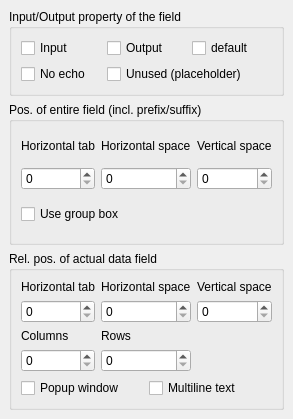
Before: the Qt Designer form lavape/src/LavaPE_UI/idd_iopage.ui in berkus/lavape, drawn with Qt 5.
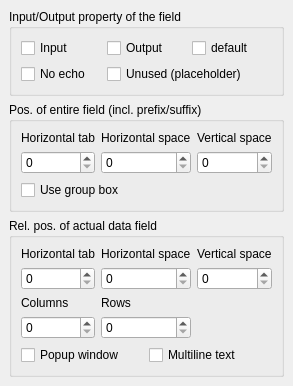
After: the same form once the commit is applied.

Commit message: dialog layouts fixed

```diff
--- a/lavape/src/LavaPE_UI/idd_iopage.ui
+++ b/lavape/src/LavaPE_UI/idd_iopage.ui
@@ -3,19 +3,17 @@
  <comment></comment>
  <exportmacro></exportmacro>
  <class>IDD_IOPage</class>
- <widget class="QWidget" name="IDD_IOPage" >
-  <property name="geometry" >
+ <widget class="QWidget" name="IDD_IOPage">
+  <property name="geometry">
    <rect>
     <x>0</x>
     <y>0</y>
-    <width>291</width>
-    <height>419</height>
+    <width>261</width>
+    <height>338</height>
    </rect>
   </property>
-  <property name="sizePolicy" >
-   <sizepolicy>
-    <hsizetype>7</hsizetype>
-    <vsizetype>7</vsizetype>
+  <property name="sizePolicy">
+   <sizepolicy hsizetype="Expanding" vsizetype="Expanding">
     <horstretch>0</horstretch>
     <verstretch>0</verstretch>
    </sizepolicy>
@@ -23,19 +21,17 @@
   <property name="windowTitle" >
    <string>IO+Layout</string>
   </property>
-  <layout class="QVBoxLayout" >
-   <property name="margin" >
+  <layout class="QGridLayout" name="gridLayout">
+   <property name="sizeConstraint">
+    <enum>QLayout::SetFixedSize</enum>
+   </property>
+   <property name="margin">
     <number>9</number>
    </property>
-   <property name="spacing" >
-    <number>6</number>
-   </property>
-   <item>
-    <widget class="QGroupBox" name="GroupBox_IDC_STATIC" >
-     <property name="sizePolicy" >
-      <sizepolicy>
-       <hsizetype>1</hsizetype>
-       <vsizetype>1</vsizetype>
+   <item row="0" column="0">
+    <widget class="QGroupBox" name="GroupBox_IDC_STATIC">
+     <property name="sizePolicy">
+      <sizepolicy hsizetype="Minimum" vsizetype="Minimum">
        <horstretch>0</horstretch>
        <verstretch>0</verstretch>
       </sizepolicy>
@@ -91,12 +87,10 @@
      </layout>
     </widget>
    </item>
-   <item>
-    <widget class="QGroupBox" name="GroupBox_IDC_STATIC1" >
-     <property name="sizePolicy" >
-      <sizepolicy>
-       <hsizetype>7</hsizetype>
-       <vsizetype>7</vsizetype>
+   <item row="1" column="0">
+    <widget class="QGroupBox" name="GroupBox_IDC_STATIC1">
+     <property name="sizePolicy">
+      <sizepolicy hsizetype="Expanding" vsizetype="Expanding">
        <horstretch>0</horstretch>
        <verstretch>0</verstretch>
       </sizepolicy>
@@ -107,40 +101,38 @@
      <property name="title" >
       <string>Pos. of entire field (incl. prefix/suffix)</string>
      </property>
-     <layout class="QGridLayout" >
-      <property name="margin" >
+     <layout class="QGridLayout">
+      <property name="margin">
        <number>9</number>
       </property>
       <property name="spacing" >
        <number>6</number>
       </property>
-      <item row="2" column="0" colspan="2" >
-       <widget class="QCheckBox" name="groupbox" >
-        <property name="text" >
+      <item row="2" column="0" colspan="2">
+       <widget class="QCheckBox" name="groupbox">
+        <property name="text">
          <string>Use group box</string>
         </property>
        </widget>
       </item>
-      <item row="1" column="2" >
-       <widget class="QSpinBox" name="FVSpaceSPIN" >
-        <property name="focusPolicy" >
+      <item row="1" column="2">
+       <widget class="QSpinBox" name="FVSpaceSPIN">
+        <property name="focusPolicy">
          <enum>Qt::NoFocus</enum>
         </property>
        </widget>
       </item>
-      <item row="1" column="1" >
-       <widget class="QSpinBox" name="FHSpaceSPIN" >
-        <property name="focusPolicy" >
+      <item row="1" column="1">
+       <widget class="QSpinBox" name="FHSpaceSPIN">
+        <property name="focusPolicy">
          <enum>Qt::NoFocus</enum>
         </property>
        </widget>
       </item>
-      <item row="0" column="2" >
-       <widget class="QLabel" name="Label_IDC_STATIC4" >
-        <property name="sizePolicy" >
-         <sizepolicy>
-          <hsizetype>5</hsizetype>
-          <vsizetype>0</vsizetype>
+      <item row="0" column="2">
+       <widget class="QLabel" name="Label_IDC_STATIC4">
+        <property name="sizePolicy">
+         <sizepolicy hsizetype="Preferred" vsizetype="Fixed">
           <horstretch>0</horstretch>
           <verstretch>0</verstretch>
          </sizepolicy>
@@ -156,12 +148,10 @@
         </property>
        </widget>
       </item>
-      <item row="0" column="1" >
-       <widget class="QLabel" name="Label_IDC_STATIC3" >
-        <property name="sizePolicy" >
-         <sizepolicy>
-          <hsizetype>5</hsizetype>
-          <vsizetype>0</vsizetype>
+      <item row="0" column="1">
+       <widget class="QLabel" name="Label_IDC_STATIC3">
+        <property name="sizePolicy">
+         <sizepolicy hsizetype="Preferred" vsizetype="Fixed">
           <horstretch>0</horstretch>
           <verstretch>0</verstretch>
          </sizepolicy>
@@ -177,12 +167,10 @@
         </property>
        </widget>
       </item>
-      <item row="0" column="0" >
-       <widget class="QLabel" name="Label_IDC_STATIC2" >
-        <property name="sizePolicy" >
-         <sizepolicy>
-          <hsizetype>5</hsizetype>
-          <vsizetype>0</vsizetype>
+      <item row="0" column="0">
+       <widget class="QLabel" name="Label_IDC_STATIC2">
+        <property name="sizePolicy">
+         <sizepolicy hsizetype="Preferred" vsizetype="Fixed">
           <horstretch>0</horstretch>
           <verstretch>0</verstretch>
          </sizepolicy>
@@ -198,9 +186,9 @@
         </property>
        </widget>
       </item>
-      <item row="1" column="0" >
-       <widget class="QSpinBox" name="FHTabSPIN" >
-        <property name="focusPolicy" >
+      <item row="1" column="0">
+       <widget class="QSpinBox" name="FHTabSPIN">
+        <property name="focusPolicy">
          <enum>Qt::NoFocus</enum>
         </property>
        </widget>
@@ -208,12 +196,10 @@
      </layout>
     </widget>
    </item>
-   <item>
-    <widget class="QGroupBox" name="GroupBox_IDC_STATIC2" >
-     <property name="sizePolicy" >
-      <sizepolicy>
-       <hsizetype>7</hsizetype>
-       <vsizetype>7</vsizetype>
+   <item row="2" column="0">
+    <widget class="QGroupBox" name="GroupBox_IDC_STATIC2">
+     <property name="sizePolicy">
+      <sizepolicy hsizetype="Expanding" vsizetype="Expanding">
        <horstretch>0</horstretch>
        <verstretch>0</verstretch>
       </sizepolicy>
@@ -224,40 +210,38 @@
      <property name="title" >
       <string>Rel. pos. of actual data field</string>
      </property>
-     <layout class="QGridLayout" >
-      <property name="margin" >
+     <layout class="QGridLayout">
+      <property name="margin">
        <number>9</number>
       </property>
-      <property name="spacing" >
+      <property name="spacing">
        <number>6</number>
       </property>
-      <item row="3" column="0" >
-       <widget class="QSpinBox" name="ColsSPIN" >
-        <property name="focusPolicy" >
+      <item row="3" column="0">
+       <widget class="QSpinBox" name="ColsSPIN">
+        <property name="focusPolicy">
          <enum>Qt::NoFocus</enum>
         </property>
        </widget>
       </item>
-      <item row="4" column="2" colspan="2" >
-       <widget class="QCheckBox" name="MultiLine" >
-        <property name="text" >
+      <item row="4" column="2" colspan="2">
+       <widget class="QCheckBox" name="MultiLine">
+        <property name="text">
          <string>Multiline text</string>
         </property>
        </widget>
       </item>
-      <item row="4" column="0" colspan="2" >
-       <widget class="QCheckBox" name="Popupw" >
-        <property name="text" >
+      <item row="4" column="0" colspan="2">
+       <widget class="QCheckBox" name="Popupw">
+        <property name="text">
          <string>Popup window</string>
         </property>
        </widget>
       </item>
-      <item row="2" column="1" colspan="2" >
-       <widget class="QLabel" name="Label_IDC_STATIC9" >
-        <property name="sizePolicy" >
-         <sizepolicy>
-          <hsizetype>5</hsizetype>
-          <vsizetype>0</vsizetype>
+      <item row="2" column="1" colspan="2">
+       <widget class="QLabel" name="Label_IDC_STATIC9">
+        <property name="sizePolicy">
+         <sizepolicy hsizetype="Preferred" vsizetype="Fixed">
           <horstretch>0</horstretch>
           <verstretch>0</verstretch>
          </sizepolicy>
@@ -273,9 +257,9 @@
         </property>
        </widget>
       </item>
-      <item row="0" column="0" >
-       <widget class="QLabel" name="Label_IDC_STATIC5" >
-        <property name="focusPolicy" >
+      <item row="0" column="0">
+       <widget class="QLabel" name="Label_IDC_STATIC5">
+        <property name="focusPolicy">
          <enum>Qt::NoFocus</enum>
         </property>
         <property name="text" >
@@ -286,26 +270,24 @@
         </property>
        </widget>
       </item>
-      <item row="1" column="1" colspan="2" >
-       <widget class="QSpinBox" name="DHSpaceSPIN" >
-        <property name="focusPolicy" >
+      <item row="1" column="1" colspan="2">
+       <widget class="QSpinBox" name="DHSpaceSPIN">
+        <property name="focusPolicy">
          <enum>Qt::NoFocus</enum>
         </property>
        </widget>
       </item>
-      <item row="3" column="1" colspan="2" >
-       <widget class="QSpinBox" name="RowsSPIN" >
-        <property name="focusPolicy" >
+      <item row="3" column="1" colspan="2">
+       <widget class="QSpinBox" name="RowsSPIN">
+        <property name="focusPolicy">
          <enum>Qt::NoFocus</enum>
         </property>
        </widget>
       </item>
-      <item row="2" column="0" >
-       <widget class="QLabel" name="Label_IDC_STATIC8" >
-        <property name="sizePolicy" >
-         <sizepolicy>
-          <hsizetype>5</hsizetype>
-          <vsizetype>0</vsizetype>
+      <item row="2" column="0">
+       <widget class="QLabel" name="Label_IDC_STATIC8">
+        <property name="sizePolicy">
+         <sizepolicy hsizetype="Preferred" vsizetype="Fixed">
           <horstretch>0</horstretch>
           <verstretch>0</verstretch>
          </sizepolicy>
@@ -321,9 +303,9 @@
         </property>
        </widget>
       </item>
-      <item row="0" column="1" colspan="2" >
-       <widget class="QLabel" name="Label_IDC_STATIC6" >
-        <property name="focusPolicy" >
+      <item row="0" column="1" colspan="2">
+       <widget class="QLabel" name="Label_IDC_STATIC6">
+        <property name="focusPolicy">
          <enum>Qt::NoFocus</enum>
         </property>
         <property name="text" >
@@ -334,9 +316,9 @@
         </property>
        </widget>
       </item>
-      <item row="0" column="3" >
-       <widget class="QLabel" name="Label_IDC_STATIC7" >
-        <property name="focusPolicy" >
+      <item row="0" column="3">
+       <widget class="QLabel" name="Label_IDC_STATIC7">
+        <property name="focusPolicy">
          <enum>Qt::NoFocus</enum>
         </property>
         <property name="text" >
@@ -347,16 +329,16 @@
         </property>
        </widget>
       </item>
-      <item row="1" column="3" >
-       <widget class="QSpinBox" name="DVSpaceSPIN" >
-        <property name="focusPolicy" >
+      <item row="1" column="3">
+       <widget class="QSpinBox" name="DVSpaceSPIN">
+        <property name="focusPolicy">
          <enum>Qt::NoFocus</enum>
         </property>
        </widget>
       </item>
-      <item row="1" column="0" >
-       <widget class="QSpinBox" name="DHTabSPIN" >
-        <property name="focusPolicy" >
+      <item row="1" column="0">
+       <widget class="QSpinBox" name="DHTabSPIN">
+        <property name="focusPolicy">
          <enum>Qt::NoFocus</enum>
         </property>
        </widget>
@@ -366,8 +348,7 @@
    </item>
   </layout>
  </widget>
- <layoutdefault spacing="6" margin="11" />
- <pixmapfunction></pixmapfunction>
+ <layoutdefault spacing="6" margin="11"/>
  <resources/>
  <connections/>
 </ui>
```
Left out of the diff: 100 changed lines with no effect on the pictures. The commit also changes 28 other files.
